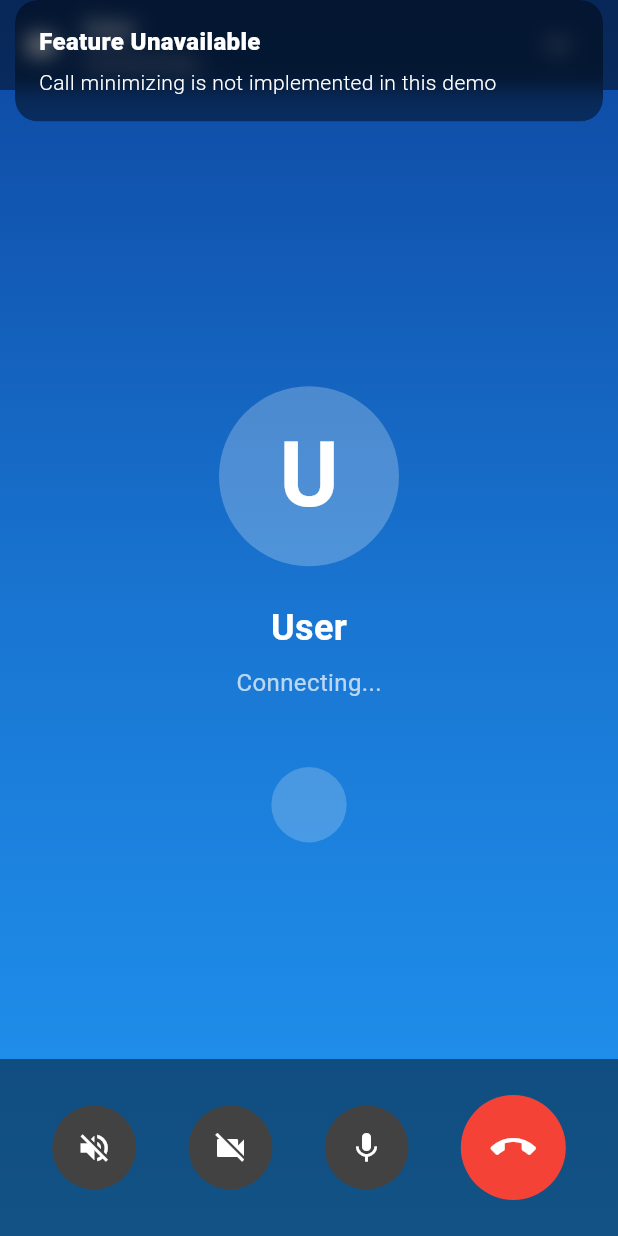
After one commit to Umaiir11/Live_Stream_App, a Flutter app: the CallScreen screen opened directly, item 2 of the bottom bar chosen, after a tap on the "keyboard arrow down" icon, on a phone screen of 412 x 824 dp. The commit adds this screen. Run offline on Flutter 3.47's test engine with Material 3 defaults, Android fonts, the phone set to English and light mode, and no system bars; our stand-ins replace get, permission_handler; missing offline and left inert: agora_rtc_engine.

Commit message:
live streaming

```diff
--- /dev/null
+++ b/lib/call_controller.dart
@@ -0,0 +1,63 @@
+import 'package:flutter/material.dart';
+import 'package:get/get.dart';
+import 'package:agora_rtc_engine/agora_rtc_engine.dart';
+
+// Placeholder CallController (see below for implementation)
+class CallController extends GetxController {
+  final isVideoCall = true.obs;
+  final isCameraOff = false.obs;
+  final isMuted = false.obs;
+  final isSpeakerOn = false.obs;
+  final isCallAccepted = false.obs;
+  final isCallEnded = false.obs;
+  final callStatus = "Connecting...".obs;
+  final callDuration = 0.obs;
+  final remoteUids = <int>[].obs;
+  final participantNames = <String>[].obs;
+  final callChannelId = "".obs;
+  RtcEngine? engine;
+
+  String get formattedCallDuration {
+    final duration = Duration(seconds: callDuration.value);
+    final minutes = duration.inMinutes.toString().padLeft(2, '0');
+    final seconds = (duration.inSeconds % 60).toString().padLeft(2, '0');
+    return '$minutes:$seconds';
+  }
+
+  void initializeCall({
+    required bool isVideo,
+    String? channel,
+    bool isGroup = false,
+    List<String> participants = const [],
+  }) {
+    isVideoCall.value = isVideo;
+    callChannelId.value = channel ?? "";
+    participantNames.assignAll(participants);
+    // Initialize Agora RTC engine (placeholder)
+    // engine = createAgoraRtcEngine();
+    // Add actual initialization logic here
+  }
+
+  void toggleCamera() => isCameraOff.value = !isCameraOff.value;
+  void toggleMute() => isMuted.value = !isMuted.value;
+  void toggleSpeaker() => isSpeakerOn.value = !isSpeakerOn.value;
+  void toggleCallView() {
+    // Placeholder for minimizing call view
+  }
+
+  void endCall() {
+    isCallEnded.value = true;
+    callStatus.value = "Call ended";
+    // Clean up Agora RTC engine
+    engine?.leaveChannel();
+    engine?.disableVideo();
+    engine?.disableAudio();
+    engine?.release();
+  }
+
+  @override
+  void onClose() {
+    engine?.release();
+    super.onClose();
+  }
+}
--- /dev/null
+++ b/lib/call_video_view.dart
@@ -0,0 +1,582 @@
+import 'package:flutter/material.dart';
+import 'package:get/get.dart';
+import 'package:agora_rtc_engine/agora_rtc_engine.dart' as RtcLocalView;
+import 'package:agora_rtc_engine/agora_rtc_engine.dart' as RtcRemoteView;
+
+import 'call_controller.dart';
+
+class CallScreen extends StatefulWidget {
+  final bool isVideoCall;
+  final String contactName;
+  final String? channelId;
+  final bool isGroupCall;
+  final List<String> participants;
+
+  const CallScreen({
+    Key? key,
+    this.isVideoCall = true,
+    this.contactName = "User",
+    this.channelId,
+    this.isGroupCall = false,
+    this.participants = const [],
+  }) : super(key: key);
+
+  @override
+  State<CallScreen> createState() => _CallScreenState();
+}
+
+class _CallScreenState extends State<CallScreen> with WidgetsBindingObserver {
+  final CallController _callController = Get.put(CallController());
+
+  @override
+  void initState() {
+    super.initState();
+    WidgetsBinding.instance.addObserver(this);
+    Future.delayed(Duration.zero, () {
+      _initializeCall();
+    });
+  }
+
+  @override
+  void dispose() {
+    WidgetsBinding.instance.removeObserver(this);
+    Get.delete<CallController>(); // Clean up controller
+    super.dispose();
+  }
+
+  @override
+  void didChangeAppLifecycleState(AppLifecycleState state) {
+    if (state == AppLifecycleState.inactive) {
+      if (_callController.isVideoCall.value && !_callController.isCameraOff.value) {
+        _callController.toggleCamera();
+      }
+    }
+  }
+
+  void _initializeCall() {
+    _callController.initializeCall(
+      isVideo: widget.isVideoCall,
+      channel: widget.channelId,
+      isGroup: widget.isGroupCall,
+      participants: widget.participants,
+    );
+  }
+
+  @override
+  Widget build(BuildContext context) {
+    return WillPopScope(
+      onWillPop: () async {
+        _showEndCallConfirmation();
+        return false;
+      },
+      child: Scaffold(
+        backgroundColor: Colors.black,
+        body:Stack(
+          children: [
+            _buildCallBackground(),
+            _buildCallContent(),
+            _buildCallStatusBar(),
+            _buildCallControls(),
+          ],
+        )
+      ),
+    );
+  }
+
+  Widget _buildCallBackground() {
+    return Obx(() {
+      if (_callController.isVideoCall.value && !_callController.isCameraOff.value) {
+        return Container(color: Colors.black);
+      }
+      return Container(
+        decoration: BoxDecoration(
+          gradient: LinearGradient(
+            begin: Alignment.topCenter,
+            end: Alignment.bottomCenter,
+            colors: [
+              Colors.blue.shade900,
+              Colors.blue.shade700,
+              Colors.blue.shade500,
+            ],
+          ),
+        ),
+      );
+    });
+  }
+
+  Widget _buildCallContent() {
+    return Obx(() {
+      if (_callController.isCallEnded.value) {
+        return Center(
+          child: Column(
+            mainAxisAlignment: MainAxisAlignment.center,
+            children: [
+              Icon(
+                _callController.callStatus.value == "No answer"
+                    ? Icons.call_missed
+                    : Icons.call_end_rounded,
+                color: Colors.white,
+                size: 80,
+              ),
+              const SizedBox(height: 20),
+              Text(
+                _callController.callStatus.value,
+                style: const TextStyle(
+                  color: Colors.white,
+                  fontSize: 24,
+                  fontWeight: FontWeight.bold,
+                ),
+              ),
+              const SizedBox(height: 10),
+              Text(
+                widget.isGroupCall
+                    ? "Group call (${widget.participants.length} participants)"
+                    : widget.contactName,
+                style: const TextStyle(
+                  color: Colors.white70,
+                  fontSize: 18,
+                ),
+              ),
+              if (_callController.callDuration.value > 0) ...[
+                const SizedBox(height: 10),
+                Text(
+                  "Duration: ${_callController.formattedCallDuration}",
+                  style: const TextStyle(
+                    color: Colors.white70,
+                    fontSize: 16,
+                  ),
+                ),
+              ],
+            ],
+          ),
+        );
+      } else if (!_callController.isCallAccepted.value) {
+        return Center(
+          child: Column(
+            mainAxisAlignment: MainAxisAlignment.center,
+            children: [
+              Container(
+                width: 120,
+                height: 120,
+                decoration: const BoxDecoration(
+                  color: Colors.white24,
+                  shape: BoxShape.circle,
+                ),
+                child: Center(
+                  child: Text(
+                    widget.contactName.substring(0, 1).toUpperCase(),
+                    style: const TextStyle(
+                      color: Colors.white,
+                      fontSize: 60,
+                      fontWeight: FontWeight.bold,
+                    ),
+                  ),
+                ),
+              ),
+              const SizedBox(height: 24),
+              Text(
+                widget.contactName,
+                style: const TextStyle(
+                  color: Colors.white,
+                  fontSize: 24,
+                  fontWeight: FontWeight.bold,
+                ),
+              ),
+              const SizedBox(height: 8),
+              Text(
+                _callController.callStatus.value,
+                style: const TextStyle(
+                  color: Colors.white70,
+                  fontSize: 16,
+                ),
+              ),
+              const SizedBox(height: 40),
+              const _PulsingCircle(),
+            ],
+          ),
+        );
+      } else {
+        return _buildActiveCallView();
+      }
+    });
+  }
+
+  Widget _buildActiveCallView() {
+    return Obx(() {
+      if (_callController.isVideoCall.value && !_callController.isCameraOff.value) {
+        return Stack(
+          children: [
+            if (_callController.remoteUids.isNotEmpty)
+              Positioned.fill(
+                child: _buildRemoteVideo(),
+              ),
+            Positioned(
+              right: 16,
+              top: 90,
+              width: 120,
+              height: 180,
+              child: Container(
+                decoration: BoxDecoration(
+                  borderRadius: BorderRadius.circular(12),
+                  border: Border.all(color: Colors.white, width: 2),
+                ),
+                clipBehavior: Clip.hardEdge,
+                child: _buildLocalVideo(),
+              ),
+            ),
+          ],
+        );
+      } else {
+        return Center(
+          child: Column(
+            mainAxisAlignment: MainAxisAlignment.center,
+            children: [
+              Container(
+                width: 120,
+                height: 120,
+                decoration: const BoxDecoration(
+                  color: Colors.white24,
+                  shape: BoxShape.circle,
+                ),
+                child: Center(
+                  child: Text(
+                    widget.isGroupCall && widget.participants.isNotEmpty
+                        ? widget.participants.first.substring(0, 1).toUpperCase()
+                        : widget.contactName.substring(0, 1).toUpperCase(),
+                    style: const TextStyle(
+                      color: Colors.white,
+                      fontSize: 60,
+                      fontWeight: FontWeight.bold,
+                    ),
+                  ),
+                ),
+              ),
+              const SizedBox(height: 24),
+              Text(
+                widget.isGroupCall
+                    ? "Group call (${widget.participants.length} participants)"
+                    : widget.contactName,
+                style: const TextStyle(
+                  color: Colors.white,
+                  fontSize: 24,
+                  fontWeight: FontWeight.bold,
+                ),
+              ),
+              const SizedBox(height: 12),
+              Text(
+                _callController.formattedCallDuration,
+                style: const TextStyle(
+                  color: Colors.white70,
+                  fontSize: 16,
+                ),
+              ),
+              if (widget.isGroupCall && widget.participants.isNotEmpty) ...[
+                const SizedBox(height: 40),
+                const Text(
+                  "Participants",
+                  style: TextStyle(
+                    color: Colors.white70,
+                    fontSize: 16,
+                    fontWeight: FontWeight.bold,
+                  ),
+                ),
+                const SizedBox(height: 8),
+                SizedBox(
+                  height: 100,
+                  child: ListView.builder(
+                    itemCount: _callController.participantNames.length,
+                    shrinkWrap: true,
+                    itemBuilder: (context, index) {
+                      return Padding(
+                        padding: const EdgeInsets.symmetric(vertical: 4),
+                        child: Row(
+                          mainAxisSize: MainAxisSize.min,
+                          mainAxisAlignment: MainAxisAlignment.center,
+                          children: [
+                            CircleAvatar(
+                              radius: 18,
+                              backgroundColor: Colors.white24,
+                              child: Text(
+                                _callController.participantNames[index]
+                                    .substring(0, 1)
+                                    .toUpperCase(),
+                                style: const TextStyle(color: Colors.white),
+                              ),
+                            ),
+                            const SizedBox(width: 8),
+                            Text(
+                              _callController.participantNames[index],
+                              style: const TextStyle(color: Colors.white),
+                            ),
+                          ],
+                        ),
+                      );
+                    },
+                  ),
+                ),
+              ],
+            ],
+          ),
+        );
+      }
+    });
+  }
+
+  Widget _buildLocalVideo() {
+    return ClipRRect(
+      borderRadius: BorderRadius.circular(10),
+      child: _callController.engine != null
+          ? RtcLocalView.AgoraVideoView(
+        controller: RtcLocalView.VideoViewController(
+          rtcEngine: _callController.engine!,
+          canvas: const RtcLocalView.VideoCanvas(uid: 0),
+        ),
+      )
+          : Container(color: Colors.grey.shade800),
+    );
+  }
+
+  Widget _buildRemoteVideo() {
+    if (_callController.remoteUids.isEmpty) {
+      return Center(
+        child: Column(
+          mainAxisSize: MainAxisSize.min,
+          children: const [
+            CircularProgressIndicator(color: Colors.white),
+            SizedBox(height: 16),
+            Text(
+              "Waiting for remote video...",
+              style: TextStyle(color: Colors.white),
+            ),
+          ],
+        ),
+      );
+    }
+    return RtcLocalView.AgoraVideoView(
+      controller: RtcLocalView.VideoViewController.remote(
+        rtcEngine: _callController.engine!,
+        canvas: RtcLocalView.VideoCanvas(uid: _callController.remoteUids.first),
+        connection: RtcLocalView.RtcConnection(channelId: _callController.callChannelId.value),
+      ),
+    );
+  }
+
+  Widget _buildCallStatusBar() {
+    return Positioned(
+      top: 0,
+      left: 0,
+      right: 0,
+      child: SafeArea(
+        child: Container(
+          height: 60,
+          padding: const EdgeInsets.symmetric(horizontal: 16),
+          color: Colors.black45,
+          child: Row(
+            children: [
+              Obx(() {
+                return Icon(
+                  _callController.isVideoCall.value ? Icons.videocam : Icons.call,
+                  color: Colors.white,
+                );
+              }),
+              const SizedBox(width: 16),
+              Expanded(
+                child: Column(
+                  crossAxisAlignment: CrossAxisAlignment.start,
+                  mainAxisAlignment: MainAxisAlignment.center,
+                  children: [
+                    Text(
+                      widget.isGroupCall ? "Group call" : widget.contactName,
+                      style: const TextStyle(
+                        color: Colors.white,
+                        fontSize: 16,
+                        fontWeight: FontWeight.bold,
+                      ),
+                    ),
+                    Obx(() {
+                      return Text(
+                        _callController.isCallAccepted.value
+                            ? _callController.formattedCallDuration
+                            : _callController.callStatus.value,
+                        style: TextStyle(
+                          color: Colors.white.withOpacity(0.7),
+                          fontSize: 14,
+                        ),
+                      );
+                    }),
+                  ],
+                ),
+              ),
+              IconButton(
+                icon: const Icon(Icons.keyboard_arrow_down, color: Colors.white),
+                onPressed: () {
+                  _callController.toggleCallView();
+                  Get.snackbar(
+                    "Feature Unavailable",
+                    "Call minimizing is not implemented in this demo",
+                    backgroundColor: Colors.black45,
+                    colorText: Colors.white,
+                  );
+                },
+              ),
+            ],
+          ),
+        ),
+      ),
+    );
+  }
+
+  Widget _buildCallControls() {
+    return Positioned(
+      bottom: 0,
+      left: 0,
+      right: 0,
+      child: Container(
+        padding: const EdgeInsets.symmetric(vertical: 24),
+        color: Colors.black45,
+        child: Row(
+          mainAxisAlignment: MainAxisAlignment.spaceEvenly,
+          children: [
+            _buildCallControlButton(
+              icon: Obx(() => Icon(
+                _callController.isSpeakerOn.value
+                    ? Icons.volume_up
+                    : Icons.volume_off,
+                color: Colors.white,
+              )),
+              backgroundColor: Colors.grey.shade800,
+              onPressed: _callController.toggleSpeaker,
+            ),
+            Obx(() {
+              return _callController.isVideoCall.value
+                  ? _buildCallControlButton(
+                icon: Icon(
+                  _callController.isCameraOff.value
+                      ? Icons.videocam_off
+                      : Icons.videocam,
+                  color: Colors.white,
+                ),
+                backgroundColor: Colors.grey.shade800,
+                onPressed: _callController.toggleCamera,
+              )
+                  : const SizedBox(width: 56);
+            }),
+            _buildCallControlButton(
+              icon: Obx(() => Icon(
+                _callController.isMuted.value ? Icons.mic_off : Icons.mic,
+                color: Colors.white,
+              )),
+              backgroundColor: Colors.grey.shade800,
+              onPressed: _callController.toggleMute,
+            ),
+            _buildCallControlButton(
+              icon: const Icon(
+                Icons.call_end,
+                color: Colors.white,
+                size: 30,
+              ),
+              backgroundColor: Colors.red,
+              size: 70,
+              onPressed: _showEndCallConfirmation,
+            ),
+          ],
+        ),
+      ),
+    );
+  }
+
+  Widget _buildCallControlButton({
+    required Widget icon,
+    required Color backgroundColor,
+    required VoidCallback onPressed,
+    double size = 56,
+  }) {
+    return Container(
+      width: size,
+      height: size,
+      decoration: BoxDecoration(
+        color: backgroundColor,
+        shape: BoxShape.circle,
+      ),
+      child: IconButton(
+        icon: icon,
+        onPressed: onPressed,
+        padding: EdgeInsets.zero,
+      ),
+    );
+  }
+
+  void _showEndCallConfirmation() {
+    showDialog(
+      context: context,
+      builder: (context) => AlertDialog(
+        title: const Text("End Call"),
+        content: Text(
+            "Are you sure you want to end the ${widget.isGroupCall ? 'group' : ''} call?"),
+        actions: [
+          TextButton(
+            onPressed: () => Navigator.of(context).pop(),
+            child: const Text("Cancel"),
+          ),
+          TextButton(
+            onPressed: () {
+              _callController.endCall();
+              Navigator.of(context).pop(); // Close dialog
+              Navigator.of(context).pop(); // Exit call screen
+            },
+            child: const Text(
+              "End Call",
+              style: TextStyle(color: Colors.red),
+            ),
+          ),
+        ],
+      ),
+    );
+  }
+}
+
+class _PulsingCircle extends StatefulWidget {
+  const _PulsingCircle();
+
+  @override
+  _PulsingCircleState createState() => _PulsingCircleState();
+}
+
+class _PulsingCircleState extends State<_PulsingCircle>
+    with SingleTickerProviderStateMixin {
+  late AnimationController _controller;
+  late Animation<double> _animation;
+
+  @override
+  void initState() {
+    super.initState();
+    _controller = AnimationController(
+      vsync: this,
+      duration: const Duration(seconds: 2),
+    )..repeat();
+    _animation = Tween<double>(begin: 0.8, end: 1.2).animate(
+      CurvedAnimation(parent: _controller, curve: Curves.easeInOut),
+    );
+  }
+
+  @override
+  void dispose() {
+    _controller.dispose();
+    super.dispose();
+  }
+
+  @override
+  Widget build(BuildContext context) {
+    return ScaleTransition(
+      scale: _animation,
+      child: Container(
+        width: 60,
+        height: 60,
+        decoration: BoxDecoration(
+          color: Colors.white.withOpacity(0.2),
+          shape: BoxShape.circle,
+        ),
+      ),
+    );
+  }
+}
--- a/pubspec.yaml
+++ b/pubspec.yaml
@@ -37,6 +37,7 @@ dependencies:
   agora_rtc_engine: ^6.5.0
   permission_handler:
   get:
+  shared_preferences:
 
 dev_dependencies:
   flutter_test:
```
Also changed, not shown: lib/main.dart (+15 -0 lines), pubspec.lock, 131 other files.
